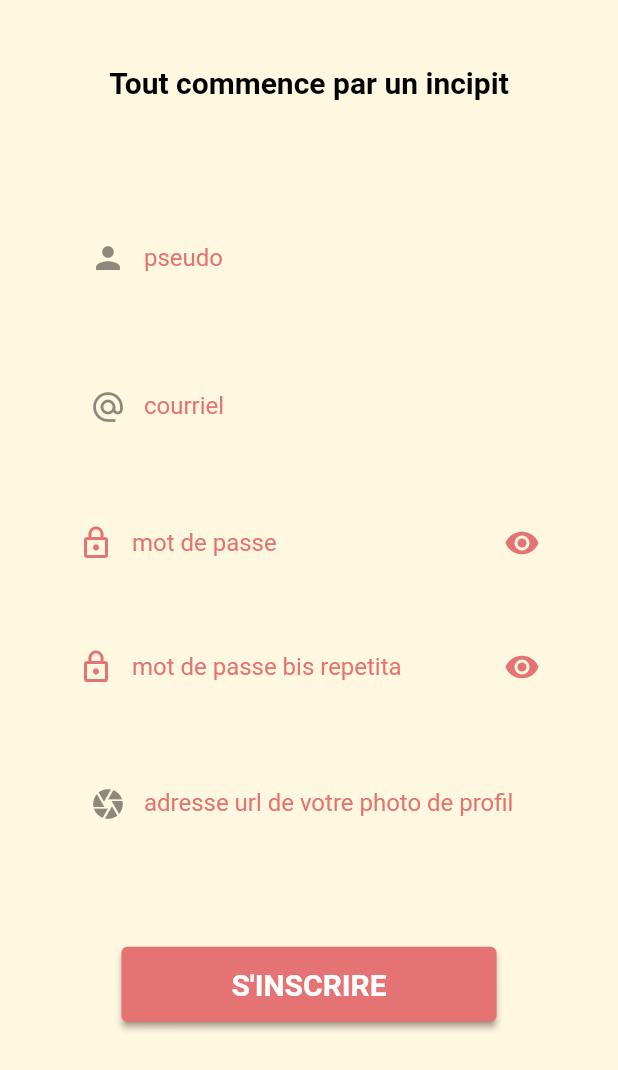
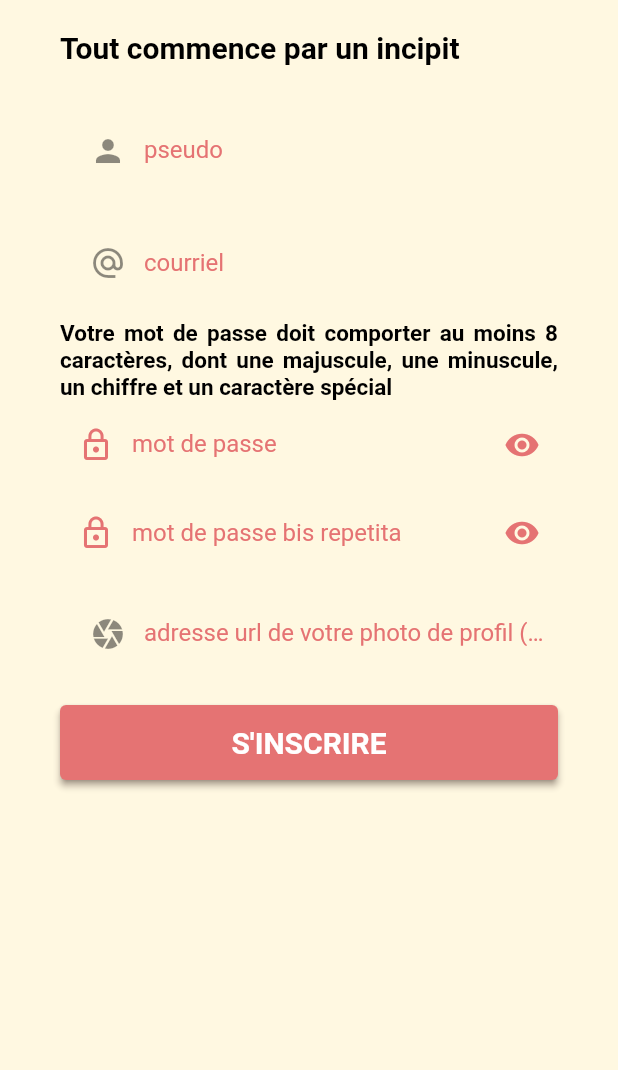
Before and after one commit to Ockham-Byron/book_club, a Flutter app: the RegisterForm widget shown alone on an empty page, opened directly, on a phone screen of 412 x 824 dp. Shown: the top 1070 px of the screen. Run offline on Flutter 3.47's test engine with Material 2 defaults, Android fonts, the phone set to English and light mode, and no system bars; our stand-ins replace badges, circular_profile_avatar, cloud_firestore, firebase_auth, firebase_core, flutter_datetime_picker and 2 more; missing offline and left inert: favorite_button, mailto, webviewx; accounts and stored records are empty.

Commit message:
rejoindre groupe

```diff
--- /dev/null
+++ b/database.rules.json
@@ -0,0 +1,6 @@
+{
+  "rules": {
+    ".read": "auth != null",
+    ".write": "auth != null"
+  }
+}
--- /dev/null
+++ b/firestore.indexes.json
@@ -0,0 +1,4 @@
+{
+  "indexes": [],
+  "fieldOverrides": []
+}
--- a/lib/screens/admin/admin_group.dart
+++ b/lib/screens/admin/admin_group.dart
@@ -248,7 +248,7 @@ class _AdminGroupState extends State<AdminGroup> {
                     child: Column(
                       children: [
                         const Text(
-                          "Id du groupe à partager aux nouveaux membres",
+                          "Code du groupe à partager aux nouveaux membres",
                           style: TextStyle(
                             color: Colors.black,
                           ),
--- a/lib/screens/authenticate/register_form.dart
+++ b/lib/screens/authenticate/register_form.dart
@@ -133,8 +133,8 @@ class _RegisterFormState extends State<RegisterForm> {
         padding: const EdgeInsets.symmetric(horizontal: 40),
         child: Form(
           key: _formKey,
-          child: Column(
-            mainAxisAlignment: MainAxisAlignment.spaceBetween,
+          child: ListView(
+            //mainAxisAlignment: MainAxisAlignment.spaceBetween,
             children: [
               const SizedBox(
                 height: 20,
@@ -175,6 +175,11 @@ class _RegisterFormState extends State<RegisterForm> {
                     return null;
                   }
                 },
+              ),
+              Text(
+                "Votre mot de passe doit comporter au moins 8 caractères, dont une majuscule, une minuscule, un chiffre et un caractère spécial",
+                textAlign: TextAlign.justify,
+                style: TextStyle(fontSize: 15),
               ),
 
               TextFormField(
@@ -234,7 +239,7 @@ class _RegisterFormState extends State<RegisterForm> {
               ),
               //Form Field for the picture
               CustomFormField(
-                hintText: "adresse url de votre photo de profil",
+                hintText: "adresse url de votre photo de profil (facultatif)",
                 focusNode: fpicture,
                 validator: (val) {
                   if (val!.isValidImageUrl || val == "") {
--- a/lib/screens/home/noGroupHome/no_group_home.dart
+++ b/lib/screens/home/noGroupHome/no_group_home.dart
@@ -54,8 +54,8 @@ class NoGroup extends StatelessWidget {
   Scaffold globalLayout(BuildContext context, void Function() _goToJoin,
       void Function() _goToCreate) {
     return Scaffold(
-      body: Column(
-        mainAxisAlignment: MainAxisAlignment.end,
+      body: ListView(
+        //mainAxisAlignment: MainAxisAlignment.end,
         children: [
           Container(
             margin: const EdgeInsets.fromLTRB(40, 10, 40, 100),
--- a/pubspec.yaml
+++ b/pubspec.yaml
@@ -54,7 +54,6 @@ dependencies:
 dev_dependencies:
   flutter_test:
     sdk: flutter
-  flutter_launcher_icons: "^0.9.2"
 
 flutter_icons:
   android: "launcher_icon"
```
Also changed, not shown: lib/main.dart (+7 -7 lines), lib/screens/home/GroupHome/single_book_home.dart (+24 -0 lines), firebase.json, 1 other file.
